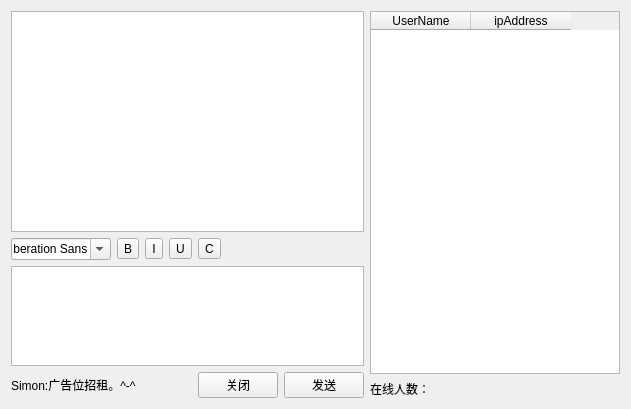
simon0xia/LinChat, file Client/client.ui: the form before one commit.
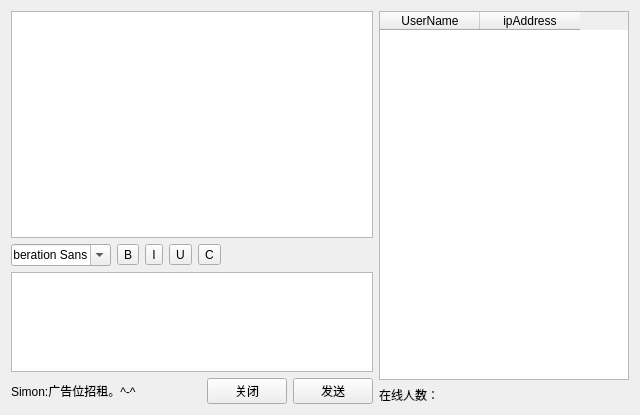
The form after the commit.

What changed in the file:
```diff
--- a/Client/client.ui
+++ b/Client/client.ui
@@ -6,8 +6,8 @@
    <rect>
     <x>0</x>
     <y>0</y>
-    <width>631</width>
-    <height>409</height>
+    <width>640</width>
+    <height>415</height>
    </rect>
   </property>
   <property name="windowTitle">
```
Left out of the diff: 1 changed line with no effect on the pictures.
